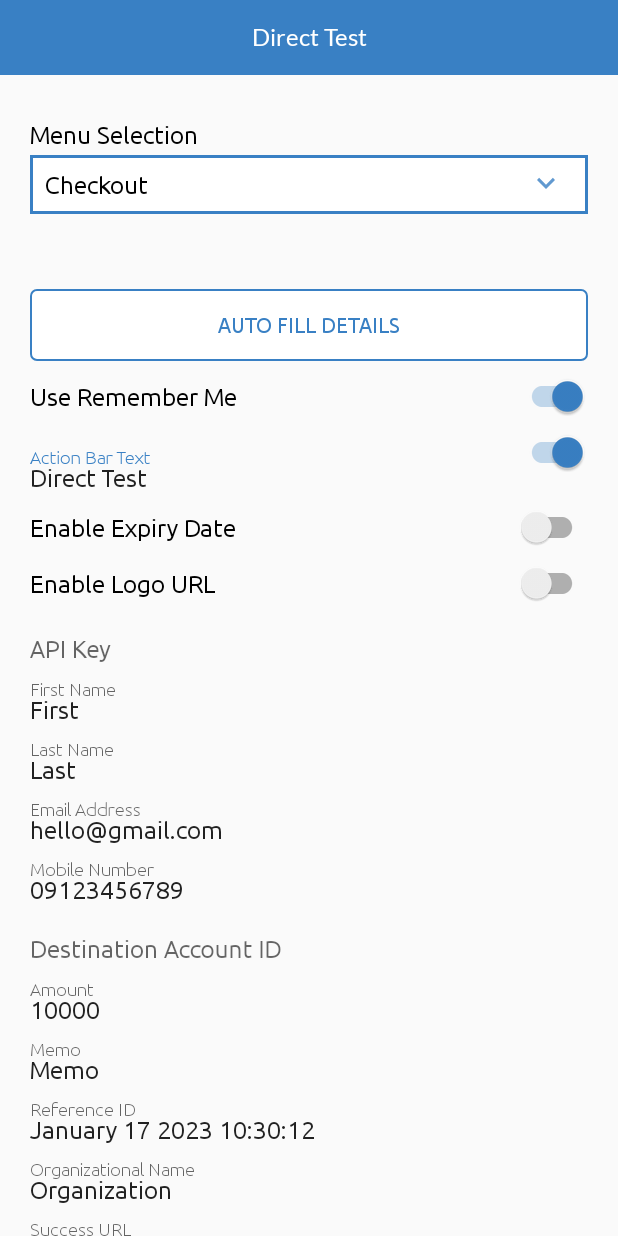
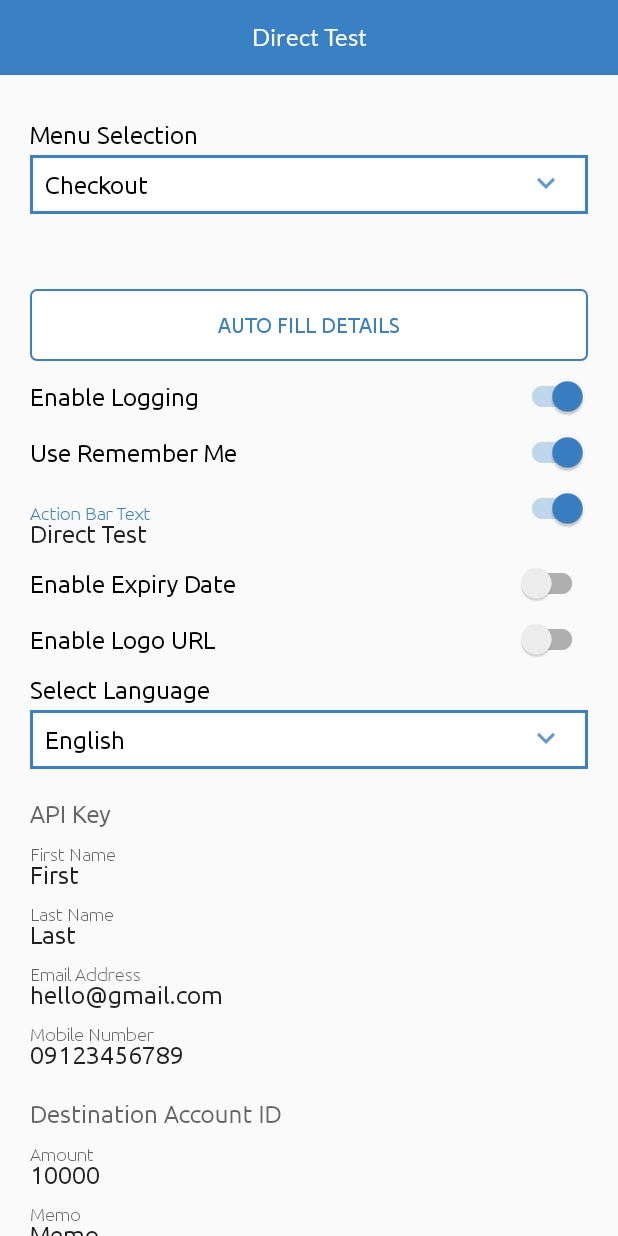
Before and after one commit to brankas/core-sdk-android-sample, an Android app: the screen it shows after launch (MainActivity), after a tap on "AUTO FILL DETAILS", on a phone screen of 412 x 824 dp. Run offline under Robolectric (Android 15) with nearby library versions, the phone set to English and light mode, and no system bars; our stand-ins replace RxJava; libraries missing offline, so code that uses them is left out: as.brank.sdk, com.jakewharton.rxbinding4, tap.model, tap.model.direct, tap.request.direct; 21 statements that could not run were skipped; 2 other taps on this screen came first.

Commit message:
Updated Direct Tap Version to 4.0.0

```diff
--- a/app/build.gradle
+++ b/app/build.gradle
@@ -74,7 +74,7 @@ dependencies {
     implementation 'io.reactivex.rxjava3:rxandroid:3.0.0'
 
     implementation "androidx.security:security-crypto:1.1.0-alpha03"
-    implementation "com.brankas.tap:direct-tap:3.5.2"
+    implementation "com.brankas.tap:direct-tap:4.0.0"
 
     implementation 'org.jetbrains.kotlinx:kotlinx-serialization-json:1.3.2'
     implementation 'com.github.bumptech.glide:glide:4.12.0'
--- a/app/src/main/java/com/brankas/testapp/activity/MainActivity.java
+++ b/app/src/main/java/com/brankas/testapp/activity/MainActivity.java
@@ -51,6 +51,7 @@ import tap.model.direct.Client;
 import tap.model.direct.Customer;
 import tap.model.direct.FundTransferFee;
 import tap.model.direct.FundTransferLimit;
+import tap.model.direct.Language;
 import tap.model.direct.Transaction;
 import tap.request.direct.DirectTapRequest;
 
@@ -67,6 +68,7 @@ public class MainActivity extends FragmentActivity {
     private TextInputEditText actionBarText;
     private SwitchCompat enableExpiryDate;
     private SwitchCompat enableLogoURL;
+    private SwitchCompat enableLogging;
     private TextInputEditText apiKey;
     private TextInputEditText firstName;
     private TextInputEditText lastName;
@@ -82,6 +84,7 @@ public class MainActivity extends FragmentActivity {
     private TextInputLayout logoURLLayout;
     private TextInputEditText logoURL;
     private AppCompatSpinner countrySpinner;
+    private AppCompatSpinner languageSpinner;
     private LinearLayout destinationBankLayout;
     private AppCompatSpinner destinationBankSpinner;
     private LinearLayout sourceBankLayout;
@@ -100,6 +103,7 @@ public class MainActivity extends FragmentActivity {
     private AppCompatSpinner searchBySpinner;
 
     private Country country = Country.PH;
+    private Language language = Language.ENGLISH;
     private ArrayList<Bank> banks = new ArrayList();
     private Bank selectedDestBank;
     private Bank selectedSourceBank;
@@ -184,6 +188,7 @@ public class MainActivity extends FragmentActivity {
         logoURLLayout = findViewById(R.id.logoURLLayout);
         logoURL = findViewById(R.id.logoURL);
         countrySpinner = findViewById(R.id.countrySpinner);
+        languageSpinner = findViewById(R.id.languageSpinner);
         destinationBankLayout = findViewById(R.id.destinationBankLayout);
         destinationBankSpinner = findViewById(R.id.destinationBankSpinner);
         sourceBankLayout = findViewById(R.id.sourceBankLayout);
@@ -192,6 +197,7 @@ public class MainActivity extends FragmentActivity {
         datePicker = findViewById(R.id.datePicker);
         timePicker = findViewById(R.id.timePicker);
         checkout = findViewById(R.id.checkout);
+        enableLogging = findViewById(R.id.enableLogging);
 
         menuSpinner = findViewById(R.id.menuSpinner);
 
@@ -209,6 +215,7 @@ public class MainActivity extends FragmentActivity {
 
         updateAPIKey();
         initCountrySpinner();
+        initLanguageSpinner();
         initMenuSpinner();
         addListeners();
         addSearchListeners();
@@ -295,6 +302,23 @@ public class MainActivity extends FragmentActivity {
         });
     }
 
+    private void initLanguageSpinner() {
+        ArrayAdapter dataAdapter = ArrayAdapter.createFromResource(this, R.array.languages, R.layout.item_spinner);
+        languageSpinner.setAdapter(dataAdapter);
+        languageSpinner.setOnItemSelectedListener(new AdapterView.OnItemSelectedListener() {
+            @Override
+            public void onItemSelected(AdapterView<?> adapterView, View view, int position, long l) {
+                if (0 == position) language = Language.ENGLISH;
+                else language = Language.INDONESIAN;
+            }
+
+            @Override
+            public void onNothingSelected(AdapterView<?> adapterView) {
+
+            }
+        });
+    }
+
     private void initBankSpinner() {
         Bank[] bankList = Country.ID == country ? idBanks : phBanks;
         destBankSpinnerAdapter = new BankSpinnerItemAdapter(this, Arrays.asList(bankList));
@@ -318,7 +342,7 @@ public class MainActivity extends FragmentActivity {
                     sourceBankLayout.setVisibility(View.VISIBLE);
                 }
 
-                DirectTapSDK.INSTANCE.initialize(MainActivity.this, apiKey.getText().toString(), null, false);
+                DirectTapSDK.INSTANCE.initialize(MainActivity.this, apiKey.getText().toString(), null, false, enableLogging.isChecked());
                 DirectTapSDK.INSTANCE.getSourceBanks(country, bankCode, (CoreListener<List<Bank>>) (data, error) -> {
                     if (null == data) {
                         String message = (null != error && null != error.getErrorMessage()) ? error.getErrorMessage() : "";
@@ -412,14 +436,14 @@ public class MainActivity extends FragmentActivity {
 
 
         retrieve.setOnClickListener(view -> {
-            DirectTapSDK.INSTANCE.initialize(this, apiKeySearch.getText().toString(), null, false);
+            DirectTapSDK.INSTANCE.initialize(this, apiKeySearch.getText().toString(), null, false, enableLogging.isChecked());
             DirectTapSDK.INSTANCE.getLastTransaction((CoreListener<Transaction>) (transaction, coreError) -> {
                 showTransaction(transaction, coreError);
             });
         });
 
         search.setOnClickListener(view -> {
-            DirectTapSDK.INSTANCE.initialize(this, apiKeySearch.getText().toString(), null, false);
+            DirectTapSDK.INSTANCE.initialize(this, apiKeySearch.getText().toString(), null, false, enableLogging.isChecked());
             if(searchBy == 0)
                 DirectTapSDK.INSTANCE.getTransactionById(query.getText().toString(),
                     (CoreListener<Transaction>) (transaction, coreError) -> {
@@ -509,8 +533,8 @@ public class MainActivity extends FragmentActivity {
                     .client(
                             new Client(orgName.getText().toString(),
                                     enableLogoURL.isChecked() ? logoURL.getText().toString() : null,
-                                    successURL.getText().toString(), failURL.getText().toString(), false
-                            )
+                                    successURL.getText().toString(), failURL.getText().toString(),
+                                    false, language)
                      )
                     .dismissalDialog(
                             new DismissalDialog("Do you want to close the application?", "Yes", "No")
@@ -526,7 +550,7 @@ public class MainActivity extends FragmentActivity {
                 request.setExpiryDate(cal);
             }
 
-            DirectTapSDK.INSTANCE.initialize(MainActivity.this, apiKey.getText().toString(), null, false);
+            DirectTapSDK.INSTANCE.initialize(MainActivity.this, apiKey.getText().toString(), null, false, enableLogging.isChecked());
             DirectTapSDK.INSTANCE.checkout(MainActivity.this, request.build(), (CoreListener<String>) (data, error) -> {
                 if (null != error) {
                     Toast.makeText(MainActivity.this, error.getErrorMessage(), Toast.LENGTH_LONG).show();
--- a/app/src/main/res/layout/activity_main.xml
+++ b/app/src/main/res/layout/activity_main.xml
@@ -70,6 +70,28 @@
                     android:textColor="@color/colorPrimary"
                     android:textSize="@dimen/sp_14"
                     android:fontFamily="@font/ubuntu_regular"/>
+
+                <RelativeLayout
+                    android:layout_width="match_parent"
+                    android:layout_height="wrap_content"
+                    android:layout_marginTop="@dimen/dp_10">
+
+                    <androidx.appcompat.widget.AppCompatTextView
+                        android:layout_width="wrap_content"
+                        android:layout_height="wrap_content"
+                        android:layout_centerVertical="true"
+                        android:text="@string/enable_logging"
+                        android:textColor="@android:color/black"
+                        android:textSize="@dimen/sp_16"
+                        style="@style/NormalTextStyle"/>
+
+                    <androidx.appcompat.widget.SwitchCompat
+                        android:id="@+id/enableLogging"
+                        android:checked="true"
+                        android:layout_width="wrap_content"
+                        android:layout_height="wrap_content"
+                        android:layout_alignParentEnd="true" />
+                </RelativeLayout>
 
                 <RelativeLayout
                     android:layout_width="match_parent"
@@ -172,6 +194,22 @@
                         android:layout_height="wrap_content"
                         android:layout_alignParentEnd="true" />
                 </RelativeLayout>
+
+                <androidx.appcompat.widget.AppCompatTextView
+                    android:layout_width="wrap_content"
+                    android:layout_height="wrap_content"
+                    android:text="@string/select_language"
+                    android:layout_marginTop="@dimen/dp_10"
+                    android:textColor="@android:color/black"
+                    android:textSize="@dimen/sp_16"
+                    style="@style/NormalTextStyle"/>
+
+                <androidx.appcompat.widget.AppCompatSpinner
+                    android:id="@+id/languageSpinner"
+                    android:layout_width="match_parent"
+                    android:layout_height="wrap_content"
+                    android:layout_marginTop="@dimen/dp_4"
+                    android:background="@drawable/background_spinner" />
 
                 <com.google.android.material.textfield.TextInputLayout
                     android:layout_width="match_parent"
--- a/app/src/main/res/values/arrays.xml
+++ b/app/src/main/res/values/arrays.xml
@@ -15,4 +15,9 @@
         <item>Reference ID</item>
     </string-array>
 
+    <string-array name="languages">
+        <item>English</item>
+        <item>Indonesian</item>
+    </string-array>
+
 </resources>
--- a/app/src/main/res/values/strings.xml
+++ b/app/src/main/res/values/strings.xml
@@ -29,4 +29,6 @@
     <string name="search_by">Search By</string>
     <string name="search">Search</string>
     <string name="retrieve_last_transaction">Retrieve Last Transaction</string>
+    <string name="enable_logging">Enable Logging</string>
+    <string name="select_language">Select Language</string>
 </resources>
--- a/build.gradle
+++ b/build.gradle
@@ -1,6 +1,6 @@
 // Top-level build file where you can add configuration options common to all sub-projects/modules.
 buildscript {
-    ext.kotlin_version = "1.5.10"
+    ext.kotlin_version = "1.7.10"
     repositories {
         google()
         jcenter()
```
